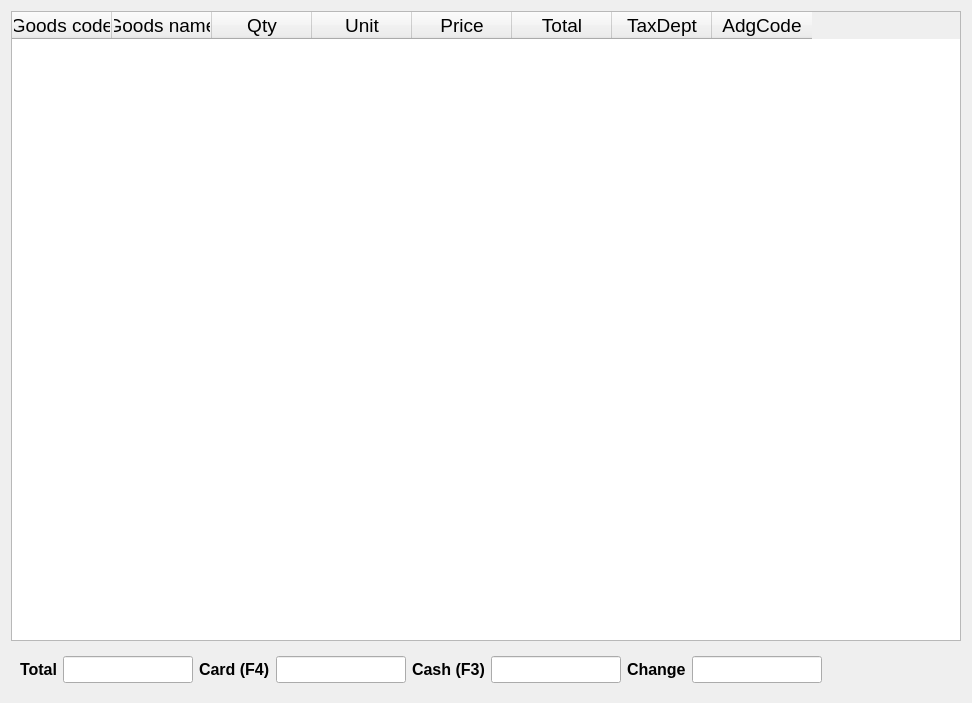
Old version of the form Shop/worder.ui in the repository End1-1/Cafe5.
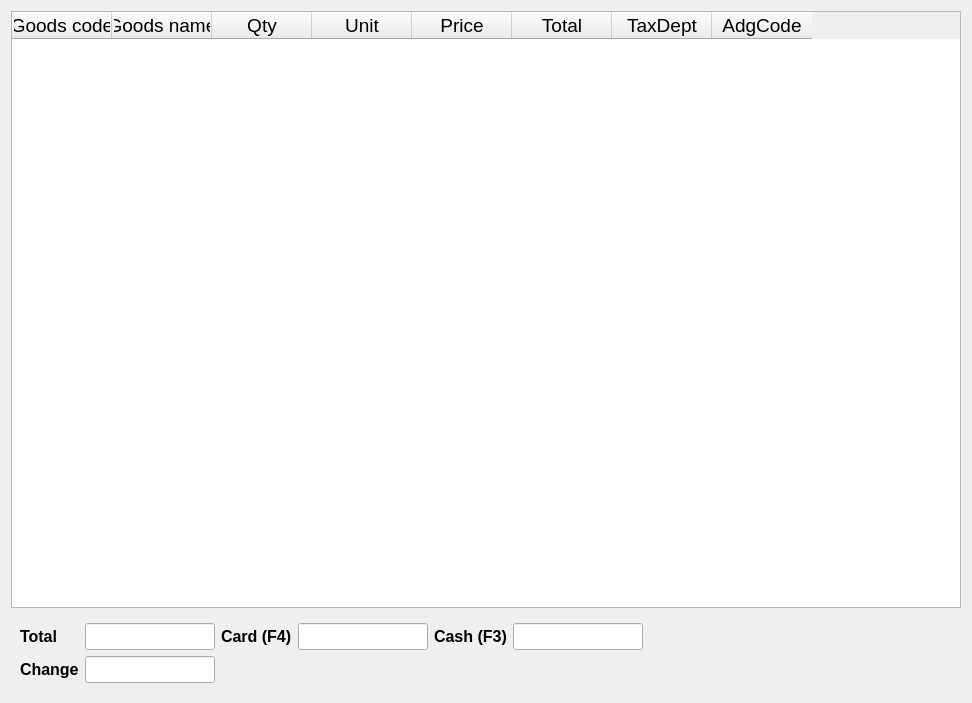
New version of the form. Custom widgets are drawn as their Qt base class.

Patch:
```diff
--- a/Shop/worder.ui
+++ b/Shop/worder.ui
@@ -81,16 +81,9 @@
        <bold>true</bold>
       </font>
      </property>
-     <layout class="QHBoxLayout" name="horizontalLayout">
-      <item>
-       <widget class="QLabel" name="label_2">
-        <property name="text">
-         <string>Total</string>
-        </property>
-       </widget>
-      </item>
-      <item>
-       <widget class="C5LineEdit" name="leTotal">
+     <layout class="QGridLayout" name="gridLayout">
+      <item row="0" column="6">
+       <widget class="C5LineEdit" name="leCash">
         <property name="minimumSize">
          <size>
           <width>130</width>
@@ -103,66 +96,17 @@
           <height>16777215</height>
          </size>
         </property>
-        <property name="readOnly">
-         <bool>true</bool>
-        </property>
        </widget>
       </item>
-      <item>
-       <widget class="QLabel" name="label_5">
-        <property name="text">
-         <string>Card (F4)</string>
-        </property>
-       </widget>
-      </item>
-      <item>
-       <widget class="C5LineEdit" name="leCard">
-        <property name="minimumSize">
-         <size>
-          <width>130</width>
-          <height>0</height>
-         </size>
-        </property>
-        <property name="maximumSize">
-         <size>
-          <width>130</width>
-          <height>16777215</height>
-         </size>
-        </property>
-       </widget>
-      </item>
-      <item>
+      <item row="0" column="5">
        <widget class="QLabel" name="label_3">
         <property name="text">
          <string>Cash (F3)</string>
         </property>
        </widget>
       </item>
-      <item>
-       <widget class="C5LineEdit" name="leCash">
-        <property name="minimumSize">
-         <size>
-          <width>130</width>
-          <height>0</height>
-         </size>
-        </property>
-        <property name="maximumSize">
-         <size>
-          <width>130</width>
-          <height>16777215</height>
-         </size>
-        </property>
-       </widget>
-      </item>
-      <item>
-       <widget class="QLabel" name="label_4">
-        <property name="text">
-         <string>Change</string>
-        </property>
-       </widget>
-      </item>
-      <item>
-       <widget class="C5LineEdit" name="leChange">
+      <item row="0" column="2">
+       <widget class="C5LineEdit" name="leTotal">
         <property name="minimumSize">
          <size>
           <width>130</width>
@@ -180,7 +124,7 @@
         </property>
        </widget>
       </item>
-      <item>
+      <item row="0" column="8">
        <spacer name="horizontalSpacer_2">
         <property name="orientation">
          <enum>Qt::Horizontal</enum>
@@ -193,6 +137,62 @@
         </property>
        </spacer>
       </item>
+      <item row="0" column="3">
+       <widget class="QLabel" name="label_5">
+        <property name="text">
+         <string>Card (F4)</string>
+        </property>
+       </widget>
+      </item>
+      <item row="0" column="4">
+       <widget class="C5LineEdit" name="leCard">
+        <property name="minimumSize">
+         <size>
+          <width>130</width>
+          <height>0</height>
+         </size>
+        </property>
+        <property name="maximumSize">
+         <size>
+          <width>130</width>
+          <height>16777215</height>
+         </size>
+        </property>
+       </widget>
+      </item>
+      <item row="0" column="0">
+       <widget class="QLabel" name="label_2">
+        <property name="text">
+         <string>Total</string>
+        </property>
+       </widget>
+      </item>
+      <item row="1" column="0">
+       <widget class="QLabel" name="label_4">
+        <property name="text">
+         <string>Change</string>
+        </property>
+       </widget>
+      </item>
+      <item row="1" column="2">
+       <widget class="C5LineEdit" name="leChange">
+        <property name="minimumSize">
+         <size>
+          <width>130</width>
+          <height>0</height>
+         </size>
+        </property>
+        <property name="maximumSize">
+         <size>
+          <width>130</width>
+          <height>16777215</height>
+         </size>
+        </property>
+        <property name="readOnly">
+         <bool>true</bool>
+        </property>
+       </widget>
+      </item>
      </layout>
     </widget>
    </item>
```
